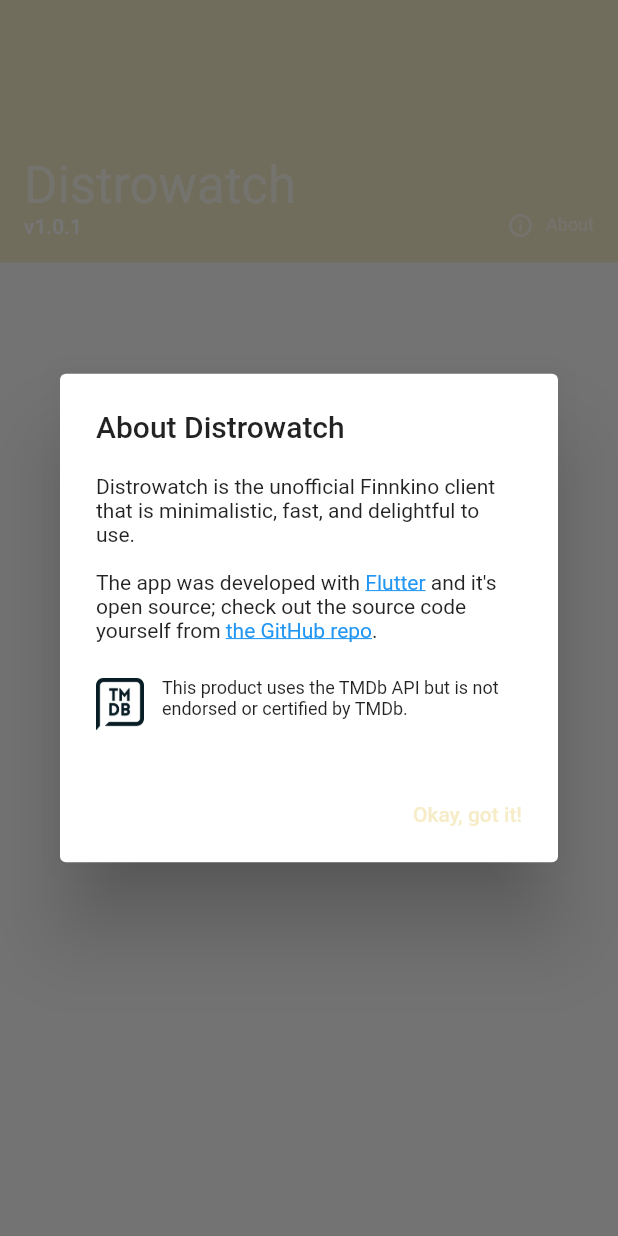
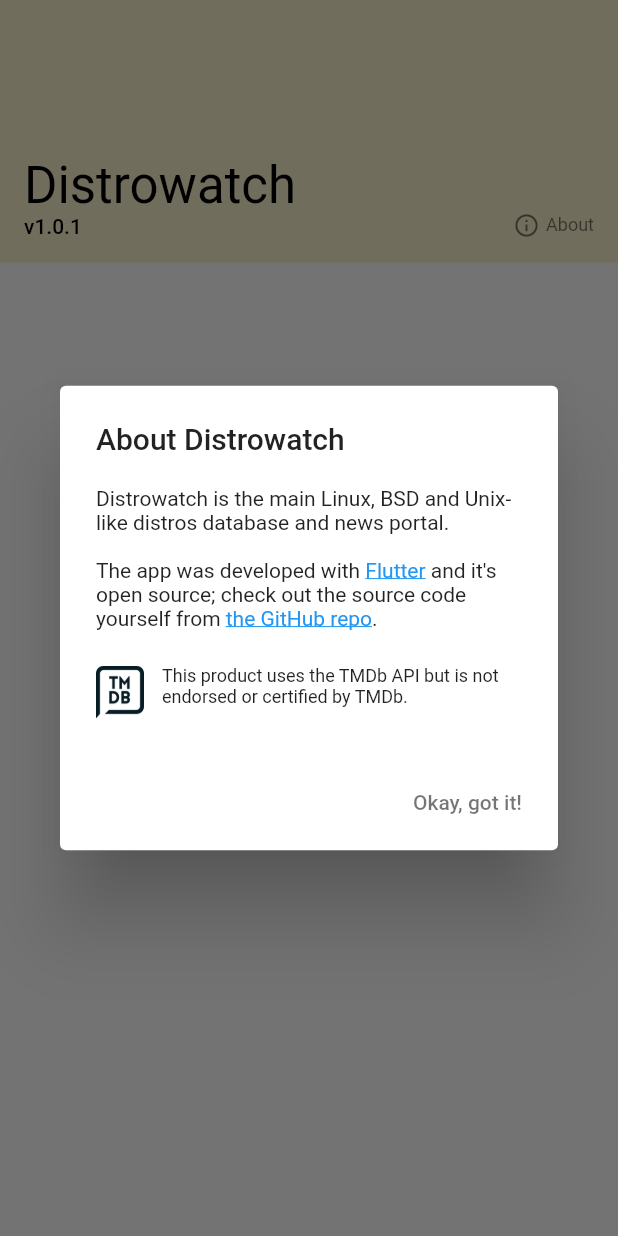
Before and after one commit to muniz95/distrowatch-app, a Flutter app: the DistrowatchDrawerHeader widget shown alone on an empty page, opened directly, after a tap on "About", on a phone screen of 412 x 824 dp. Run offline on Flutter 3.47's test engine with Material 2 defaults, Android fonts, the phone set to English and light mode, and no system bars; our stand-ins replace flutter_redux, redux, shared_preferences; accounts and stored records are empty; statements that could not run were skipped.

Commit message:
Distro class added and some nice UI changes

```diff
--- a/lib/data/networking/tmdb_api.dart
+++ b/lib/data/networking/tmdb_api.dart
@@ -8,7 +8,6 @@ import 'package:distrowatchapp/utils/http_utils.dart';
 /// If this has a red underline, it means that the lib/tmdb_config.dart file
 /// is not present on the project. Refer to the README for instructions
 /// on how to do so.
-import 'package:distrowatchapp/tmdb_config.dart';
 
 class TMDBApi {
   static final String baseUrl = 'api.themoviedb.org';
@@ -29,7 +28,6 @@ class TMDBApi {
       baseUrl,
       '3/search/movie',
       <String, String>{
-        'api_key': TMDBConfig.apiKey,
         'query': movieTitle,
       },
     );
@@ -49,7 +47,6 @@ class TMDBApi {
     var actorUri = new Uri.https(
       baseUrl,
       '3/movie/$movieId/credits',
-      <String, String>{'api_key': TMDBConfig.apiKey},
     );
 
     var response = await getRequest(actorUri);
--- a/lib/redux/event/event_middleware.dart
+++ b/lib/redux/event/event_middleware.dart
@@ -1,7 +1,7 @@
 import 'dart:async';
 
 import 'package:distrowatchapp/data/models/theater.dart';
-import 'package:distrowatchapp/data/networking/finnkino_api.dart';
+import 'package:distrowatchapp/data/networking/dw_api.dart';
 import 'package:distrowatchapp/redux/app/app_state.dart';
 import 'package:distrowatchapp/redux/common_actions.dart';
 import 'package:distrowatchapp/redux/event/event_actions.dart';
@@ -9,7 +9,7 @@ import 'package:redux/redux.dart';
 
 class EventMiddleware extends MiddlewareClass<AppState> {
   EventMiddleware(this.api);
-  final FinnkinoApi api;
+  final DwApi api;
 
   @override
   Future<Null> call(Store<AppState> store, action, NextDispatcher next) async {
--- a/lib/redux/show/show_middleware.dart
+++ b/lib/redux/show/show_middleware.dart
@@ -2,7 +2,7 @@ import 'dart:async';
 
 import 'package:distrowatchapp/data/models/show.dart';
 import 'package:distrowatchapp/data/models/theater.dart';
-import 'package:distrowatchapp/data/networking/finnkino_api.dart';
+import 'package:distrowatchapp/data/networking/dw_api.dart';
 import 'package:distrowatchapp/redux/common_actions.dart';
 import 'package:distrowatchapp/redux/app/app_state.dart';
 import 'package:distrowatchapp/redux/show/show_actions.dart';
@@ -12,7 +12,7 @@ import 'package:redux/redux.dart';
 class ShowMiddleware extends MiddlewareClass<AppState> {
   ShowMiddleware(this.api);
 
-  final FinnkinoApi api;
+  final DwApi api;
 
   @override
   Future<Null> call(Store<AppState> store, action, NextDispatcher next) async {
--- a/lib/ui/theater_list/distrowatch_drawer_header.dart
+++ b/lib/ui/theater_list/distrowatch_drawer_header.dart
@@ -10,7 +10,7 @@ class DistrowatchDrawerHeader extends StatefulWidget {
 
 class _DistrowatchDrawerHeaderState extends State<DistrowatchDrawerHeader> {
   static const String flutterUrl = 'https://flutter.io/';
-  static const String githubUrl = 'https://github.com/roughike/Distrowatch';
+  static const String githubUrl = 'https://github.com/muniz95/distrowatch-app';
   static final TextStyle linkStyle = new TextStyle(
     color: Colors.blue,
     decoration: TextDecoration.underline,
@@ -55,11 +55,11 @@ class _DistrowatchDrawerHeaderState extends State<DistrowatchDrawerHeader> {
         children: <Widget>[
           new Text(
             'Distrowatch',
-            style: textTheme.display1.copyWith(color: Colors.white70),
+            style: textTheme.display1.copyWith(color: Colors.black),
           ),
           new Text(
             'v1.0.1', // TODO: figure out a way to get this dynamically
-            style: textTheme.body2.copyWith(color: Colors.white),
+            style: textTheme.body2.copyWith(color: Colors.black),
           ),
         ],
       ),
@@ -72,16 +72,16 @@ class _DistrowatchDrawerHeaderState extends State<DistrowatchDrawerHeader> {
       children: <Widget>[
         new Icon(
           Icons.info_outline,
-          color: Colors.white70,
+          color: Colors.black54,
           size: 18.0,
         ),
         new Padding(
-          padding: const EdgeInsets.only(left: 8.0),
+          padding: const EdgeInsets.only(left: 4.0),
           child: new Text(
             'About',
             textAlign: TextAlign.end,
             style: new TextStyle(
-              color: Colors.white70,
+              color: Colors.black54,
               fontSize: 12.0,
             ),
           ),
@@ -122,7 +122,8 @@ class _DistrowatchDrawerHeaderState extends State<DistrowatchDrawerHeader> {
           onPressed: () {
             Navigator.of(context).pop();
           },
-          textColor: Theme.of(context).primaryColor,
+          // textColor: Theme.of(context).primaryColor,
+          textColor: Colors.black54,
           child: new Text('Okay, got it!'),
         ),
       ],
@@ -132,8 +133,8 @@ class _DistrowatchDrawerHeaderState extends State<DistrowatchDrawerHeader> {
   Widget _buildAboutText() {
     return new RichText(
       text: new TextSpan(
-        text: 'Distrowatch is the unofficial Finnkino client that '
-            'is minimalistic, fast, and delightful to use.\n\n',
+        text: 'Distrowatch is the main Linux, BSD and Unix-like '
+            'distros database and news portal.\n\n',
         style: new TextStyle(color: Colors.black87),
         children: <TextSpan>[
           new TextSpan(text: 'The app was developed with '),
```
Also changed, not shown: lib/data/models/distro.dart (added, +50 -0 lines), lib/data/networking/dw_api.dart (renamed from lib/data/networking/finnkino_api.dart, +14 -3 lines), lib/redux/store.dart (+4 -4 lines), lib/ui/theater_list/theater_list.dart (+7 -1 lines), 6 other files.
